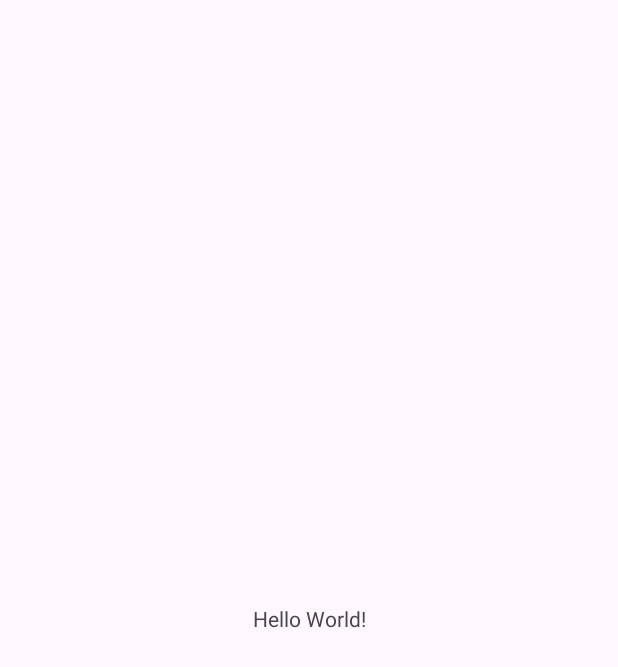
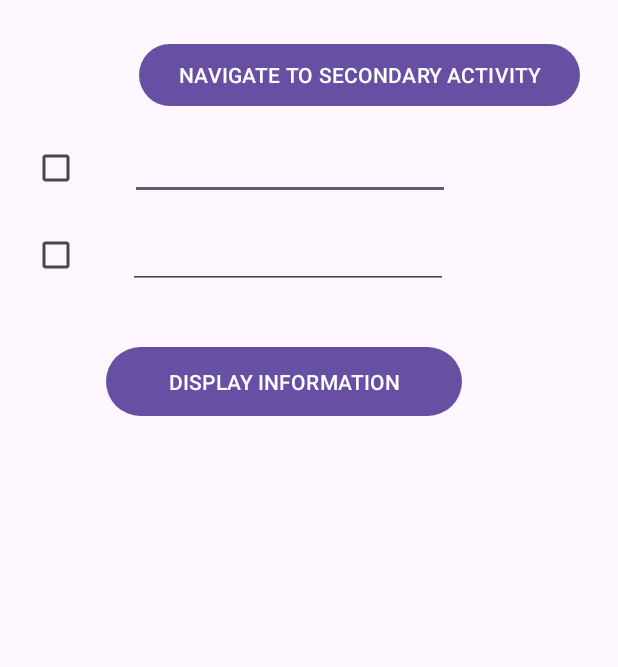
Before and after one commit to TeodorLav94/PracticalTest01Var04, an Android app: the screen it shows after launch (PracticalTest01Var04MainActivity), on a phone screen of 412 x 824 dp. Before the commit the part shown is almost empty. Shown: the top 667 px of the screen. Run offline under Robolectric (Android 15) with nearby library versions, the phone set to English and light mode, and no system bars.

Commit message:
terminat pana la B2

```diff
--- a/app/src/main/java/ro/pub/cs/systems/eim/practicaltest01var04/PracticalTest01Var04MainActivity.java
+++ b/app/src/main/java/ro/pub/cs/systems/eim/practicaltest01var04/PracticalTest01Var04MainActivity.java
@@ -1,6 +1,13 @@
 package ro.pub.cs.systems.eim.practicaltest01var04;
 
+import android.content.Intent;
 import android.os.Bundle;
+import android.view.View;
+import android.widget.Button;
+import android.widget.CheckBox;
+import android.widget.EditText;
+import android.widget.TextView;
+import android.widget.Toast;
 
 import androidx.activity.EdgeToEdge;
 import androidx.appcompat.app.AppCompatActivity;
@@ -10,11 +17,80 @@ import androidx.core.view.WindowInsetsCompat;
 
 public class PracticalTest01Var04MainActivity extends AppCompatActivity {
 
+    private Button second_act_btn, display_btn;
+    private TextView text_view;
+
+    private CheckBox checkBox1, checkBox2;
+
+    private EditText name_text, group_text;
+
+
     @Override
     protected void onCreate(Bundle savedInstanceState) {
         super.onCreate(savedInstanceState);
         EdgeToEdge.enable(this);
         setContentView(R.layout.activity_practical_test01_var04_main);
 
+        display_btn = findViewById(R.id.button2);
+
+        name_text = findViewById(R.id.editText1);
+        group_text = findViewById(R.id.editText2);
+        text_view = findViewById(R.id.textView);
+
+        display_btn.setOnClickListener(new View.OnClickListener() {
+            @Override
+            public void onClick(View view)
+            {
+                if (checkBox1.isChecked() && name_text.getText().toString() == "") {
+                    text_view.setText("error");
+                } else if (checkBox2.isChecked() && group_text.getText().toString() == "") {
+                    text_view.setText("error");
+                } else if (checkBox1.isChecked() && checkBox2.isChecked()) {
+                    text_view.setText(name_text.getText().toString() + " " + group_text.getText().toString());
+                } else if (checkBox1.isChecked()) {
+                    text_view.setText(name_text.getText().toString());
+                } else if (checkBox2.isChecked()) {
+                    text_view.setText(group_text.getText().toString());
+                }
+            }
+        });
+
+        checkBox1 = findViewById(R.id.checkBox1);
+
+        checkBox1.setOnCheckedChangeListener((buttonView, isChecked) -> {
+            updateStatus(isChecked);
+        });
+
+        checkBox2 = findViewById(R.id.checkBox2);
+
+        checkBox2.setOnCheckedChangeListener((buttonView, isChecked) -> {
+            updateStatus(isChecked);
+        });
+
+    }
+
+    private void updateStatus(boolean isChecked) {
+        String status = isChecked ? "Checked" : "Unchecked";
+    }
+
+    @Override
+    protected void onSaveInstanceState(Bundle savedInstanceState) {
+        super.onSaveInstanceState(savedInstanceState);
+
+        savedInstanceState.putCharSequence("KEY_FIRST_TEXT", name_text.getText().toString());
+        savedInstanceState.putCharSequence("KEY_SECOND_TEXT", group_text.getText().toString());
+        savedInstanceState.putCharSequence("KEY_DISPLAY_TEXT", text_view.getText().toString());
+    }
+
+    @Override
+    protected void onRestoreInstanceState(Bundle savedInstanceState) {
+        super.onRestoreInstanceState(savedInstanceState);
+
+        CharSequence key1 = savedInstanceState.getCharSequence("KEY_FIRST_TEXT");
+        CharSequence key2 = savedInstanceState.getCharSequence("KEY_SECOND_TEXT");
+        CharSequence key3 = savedInstanceState.getCharSequence("KEY_DISPLAY_TEXT");
+        name_text.setText(key1);
+        group_text.setText(key2);
+        text_view.setText(key3);
     }
 }
--- a/app/src/main/res/layout/activity_practical_test01_var04_main.xml
+++ b/app/src/main/res/layout/activity_practical_test01_var04_main.xml
@@ -7,13 +7,86 @@
     android:layout_height="match_parent"
     tools:context=".PracticalTest01Var04MainActivity">
 
-    <TextView
+    <Button
+        android:id="@+id/second_activity_button"
+        android:layout_width="0dp"
+        android:layout_height="0dp"
+        android:layout_marginStart="31dp"
+        android:layout_marginTop="25dp"
+        android:layout_marginEnd="25dp"
+        android:layout_marginBottom="13dp"
+        android:text="NAVIGATE TO SECONDARY ACTIVITY"
+        app:layout_constraintBottom_toTopOf="@+id/editText1"
+        app:layout_constraintEnd_toEndOf="parent"
+        app:layout_constraintStart_toEndOf="@+id/checkBox1"
+        app:layout_constraintTop_toTopOf="parent" />
+
+    <CheckBox
+        android:id="@+id/checkBox1"
         android:layout_width="wrap_content"
         android:layout_height="wrap_content"
-        android:text="Hello World!"
-        app:layout_constraintBottom_toBottomOf="parent"
-        app:layout_constraintEnd_toEndOf="parent"
+        android:layout_marginStart="13dp"
+        android:layout_marginTop="88dp"
+        android:text=""
         app:layout_constraintStart_toStartOf="parent"
         app:layout_constraintTop_toTopOf="parent" />
 
+    <CheckBox
+        android:id="@+id/checkBox2"
+        android:layout_width="wrap_content"
+        android:layout_height="wrap_content"
+        android:layout_marginStart="13dp"
+        android:layout_marginTop="10dp"
+        android:text=""
+        app:layout_constraintStart_toStartOf="parent"
+        app:layout_constraintTop_toBottomOf="@+id/checkBox1" />
+
+    <EditText
+        android:id="@+id/editText1"
+        android:saveEnabled="false"
+        android:layout_width="wrap_content"
+        android:layout_height="wrap_content"
+        android:layout_marginStart="1dp"
+        android:layout_marginBottom="14dp"
+        android:ems="10"
+        android:inputType="text"
+        android:text=""
+        app:layout_constraintBottom_toTopOf="@+id/editText2"
+        app:layout_constraintStart_toStartOf="@+id/editText2" />
+
+    <EditText
+        android:id="@+id/editText2"
+        android:layout_width="wrap_content"
+        android:layout_height="wrap_content"
+        android:layout_marginStart="24dp"
+        android:layout_marginTop="1dp"
+        android:ems="10"
+        android:inputType="text"
+        android:text=""
+        android:saveEnabled="false"
+        app:layout_constraintStart_toEndOf="@+id/checkBox2"
+        app:layout_constraintTop_toTopOf="@+id/checkBox2" />
+
+    <Button
+        android:id="@+id/button2"
+        android:layout_width="237dp"
+        android:layout_height="54dp"
+        android:layout_marginTop="33dp"
+        android:layout_marginEnd="31dp"
+        android:layout_marginBottom="18dp"
+        android:text="DISPLAY INFORMATION"
+        app:layout_constraintBottom_toTopOf="@+id/textView"
+        app:layout_constraintEnd_toEndOf="@+id/textView"
+        app:layout_constraintTop_toBottomOf="@+id/checkBox2" />
+
+    <TextView
+        android:id="@+id/textView"
+        android:layout_width="325dp"
+        android:layout_height="36dp"
+        android:layout_marginStart="14dp"
+        android:layout_marginTop="299dp"
+        android:text=""
+        android:saveEnabled="false"
+        app:layout_constraintStart_toStartOf="parent"
+        app:layout_constraintTop_toTopOf="parent" />
 </androidx.constraintlayout.widget.ConstraintLayout>
```
